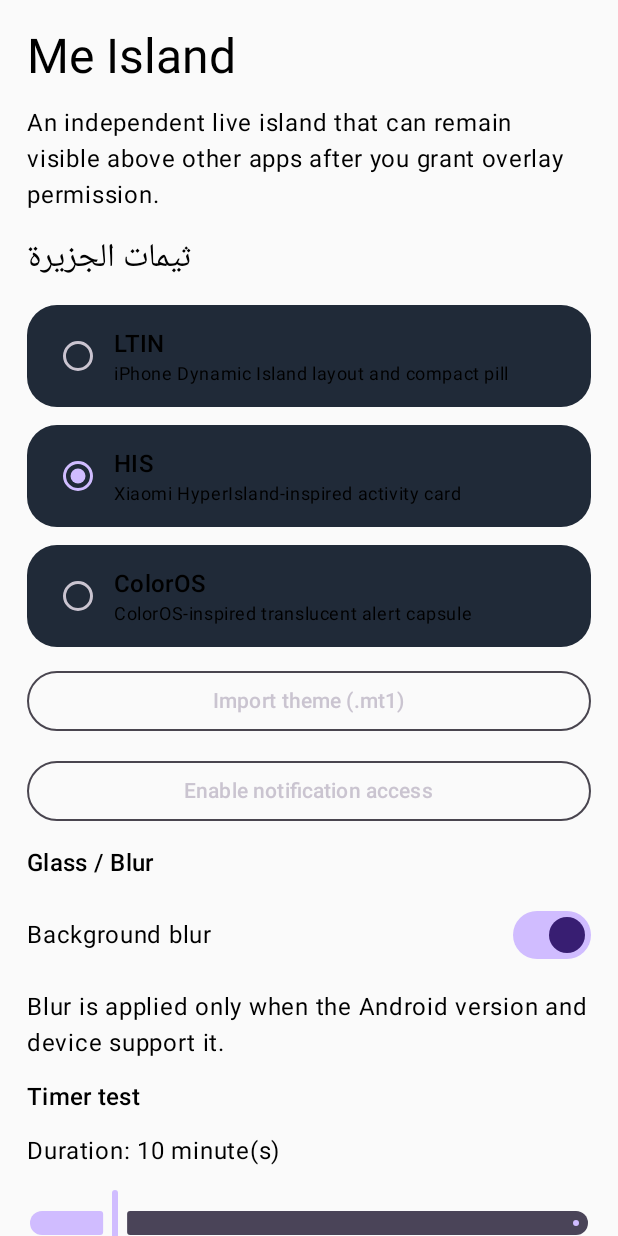
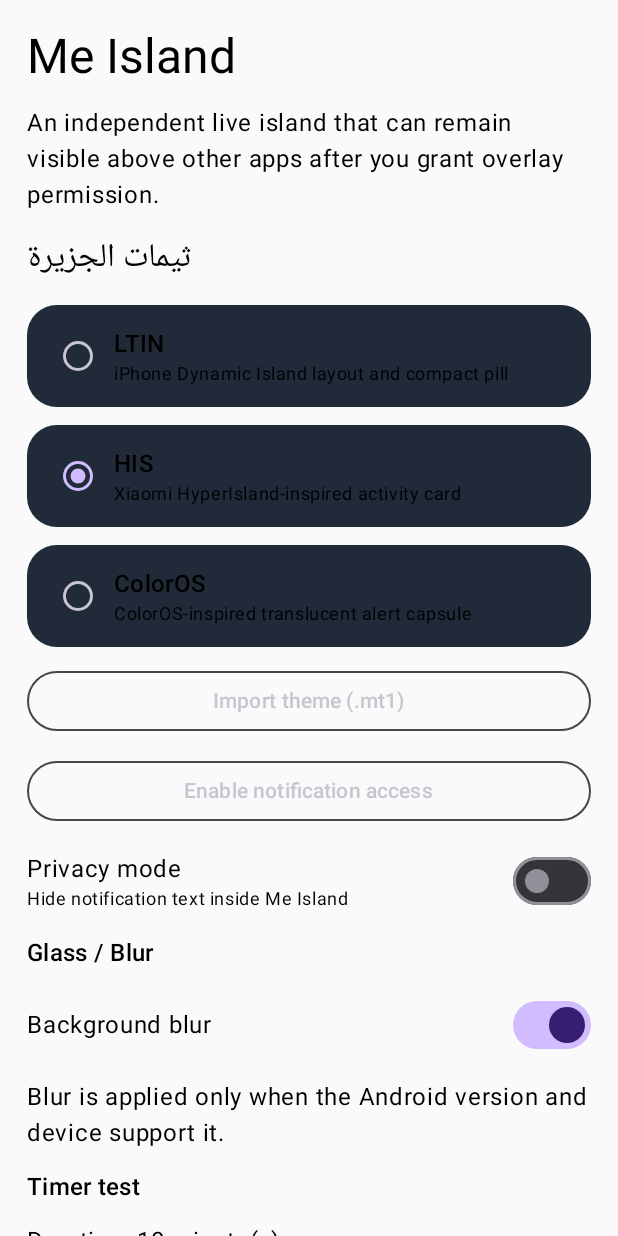
Before and after one commit to mmgg3yn-png/MI_Max, an Android app built with Jetpack Compose: the MeIslandSettingsActivity screen opened directly, with no data from a screen before it, after a tap on "Import theme (.mt1)", on a phone screen of 412 x 824 dp. Run offline under Robolectric (Android 15) with nearby library versions, the phone set to English and light mode, and no system bars.

Commit message:
Add notification preview privacy toggle to Me Island settings

```diff
--- a/app/src/main/java/com/mimax/lu/MeIslandSettingsActivity.kt
+++ b/app/src/main/java/com/mimax/lu/MeIslandSettingsActivity.kt
@@ -46,6 +46,8 @@ class MeIslandSettingsActivity : ComponentActivity() {
                 var selected by remember { mutableStateOf(manager.selectedId()) }
                 var themes by remember { mutableStateOf(manager.all()) }
                 var blurEnabled by remember { mutableStateOf(manager.blurEnabled()) }
+                val islandPrefs = remember { getSharedPreferences("me_island_v1", MODE_PRIVATE) }
+                var hideNotificationContent by remember { mutableStateOf(islandPrefs.getBoolean("hide_notification_content", false)) }
                 var seconds by remember { mutableIntStateOf(600) }
                 var status by remember { mutableStateOf("Choose a design, then start a timer to preview Me Island over other apps.") }
 
@@ -119,6 +121,17 @@ class MeIslandSettingsActivity : ComponentActivity() {
                         modifier = Modifier.fillMaxWidth()
                     ) { Text("Enable notification access") }
 
+                    Row(verticalAlignment = Alignment.CenterVertically) {
+                        Column(Modifier.weight(1f)) {
+                            Text("Privacy mode")
+                            Text("Hide notification text inside Me Island", style = MaterialTheme.typography.bodySmall)
+                        }
+                        Switch(checked = hideNotificationContent, onCheckedChange = {
+                            hideNotificationContent = it
+                            islandPrefs.edit().putBoolean("hide_notification_content", it).apply()
+                        })
+                    }
+
                     Text("Glass / Blur", style = MaterialTheme.typography.titleMedium)
                     Row(verticalAlignment = Alignment.CenterVertically) {
                         Text("Background blur", modifier = Modifier.weight(1f))
```
